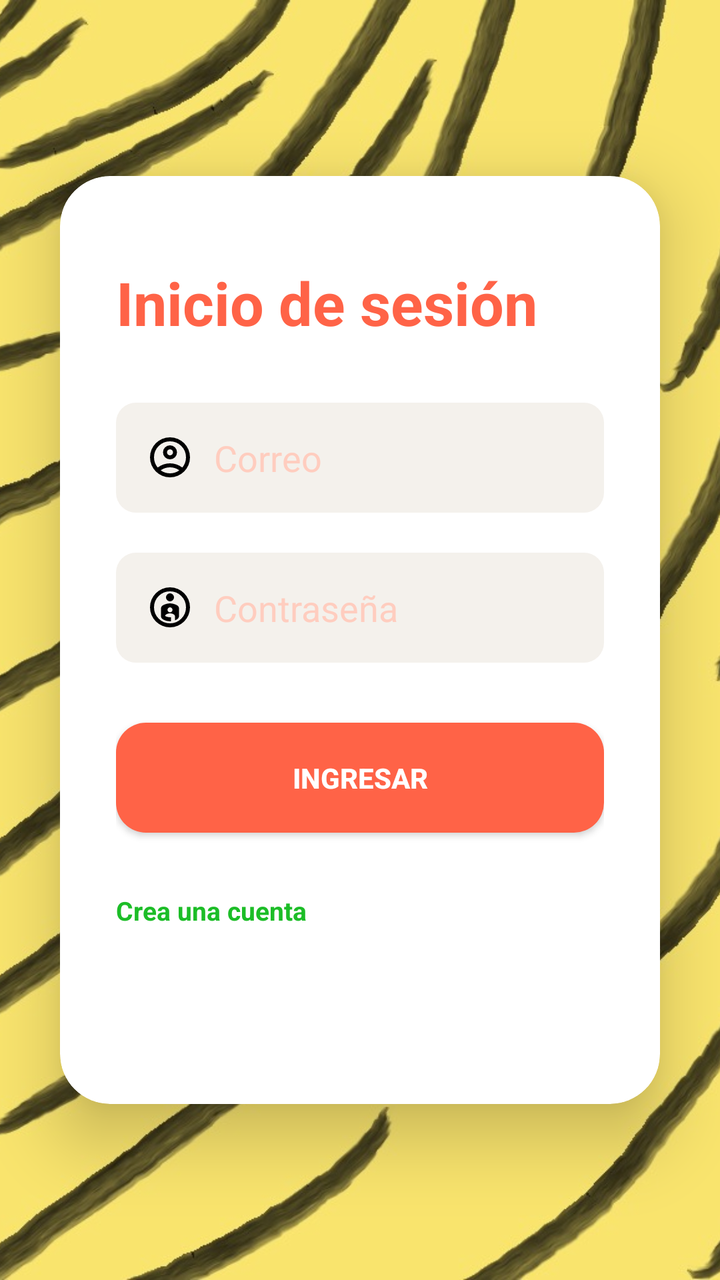
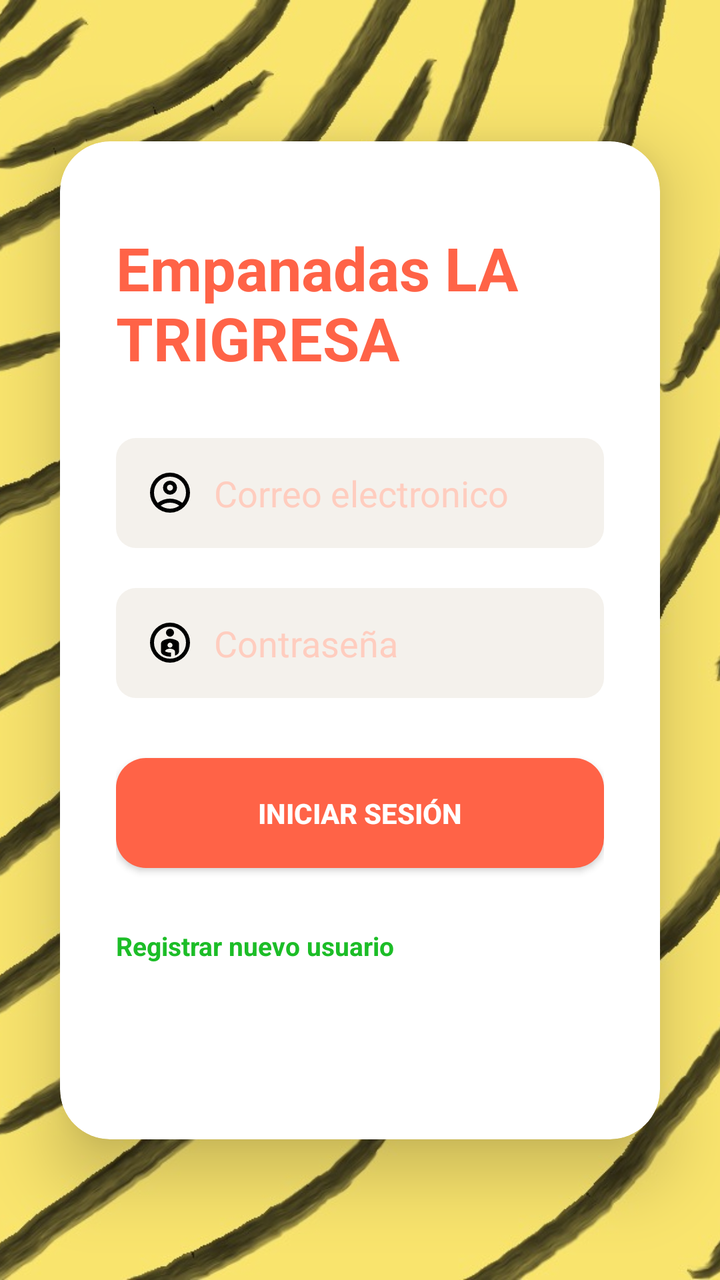

Compare the two renders of this Android layout. The source of the first and the diff that turns it into the second are given below.
<!-- AndroidManifest.xml: application theme Theme.Actividad7_BasesDeDatos -->
<!-- res/layout/activity_main.xml -->
<?xml version="1.0" encoding="utf-8"?>
<androidx.constraintlayout.widget.ConstraintLayout
    xmlns:android="http://schemas.android.com/apk/res/android"
    xmlns:app="http://schemas.android.com/apk/res-auto"
    xmlns:tools="http://schemas.android.com/tools"
    android:id="@+id/main"
    android:layout_width="match_parent"
    android:layout_height="match_parent"
    android:background="@color/white"
    tools:context=".MainActivity">

    
    <ImageView
        android:id="@+id/imgFondo"
        android:layout_width="0dp"
        android:layout_height="0dp"
        android:src="@drawable/fondo_login"
        android:scaleType="centerCrop"
        app:layout_constraintBottom_toBottomOf="parent"
        app:layout_constraintEnd_toEndOf="parent"
        app:layout_constraintStart_toStartOf="parent"
        app:layout_constraintTop_toTopOf="parent" />

    <androidx.cardview.widget.CardView
        android:id="@+id/cardLogin"
        android:layout_width="0dp"
        android:layout_height="wrap_content"
        android:layout_margin="30dp"
        android:background="@color/white"
        app:cardCornerRadius="25dp"
        app:cardElevation="20dp"
        app:layout_constraintBottom_toBottomOf="parent"
        app:layout_constraintEnd_toEndOf="parent"
        app:layout_constraintStart_toStartOf="parent"
        app:layout_constraintTop_toTopOf="parent">

        <LinearLayout
            android:id="@+id/layoutContenido"
            android:layout_width="match_parent"
            android:layout_height="wrap_content"
            android:layout_gravity="center"
            android:orientation="vertical"
            android:padding="28dp">

            
            <TextView
                android:id="@+id/tvTitulo"
                android:layout_width="wrap_content"
                android:layout_height="wrap_content"
                android:layout_marginTop="15dp"
                android:layout_marginBottom="30dp"
                android:text="Inicio de sesión"
                android:textColor="#FF6347"
                android:textSize="30sp"
                android:textStyle="bold" />

            <EditText
                android:id="@+id/etCorreo"
                android:layout_width="match_parent"
                android:layout_height="55dp"
                android:background="@drawable/bg_input"
                android:drawablePadding="10dp"
                android:drawableStart="@drawable/iconocorreo"
                android:hint="Correo"
                android:inputType="textEmailAddress"
                android:paddingStart="15dp"
                android:paddingEnd="15dp"
                android:textColor="#333333"
                android:textColorHint="#FFCDBF" />

            <EditText
                android:id="@+id/etPass"
                android:layout_width="match_parent"
                android:layout_height="55dp"
                android:layout_marginTop="20dp"
                android:background="@drawable/bg_input"
                android:drawablePadding="10dp"
                android:drawableStart="@drawable/iconopass"
                android:hint="Contraseña"
                android:inputType="textPassword"
                android:paddingStart="15dp"
                android:paddingEnd="15dp"
                android:textColor="#333333"
                android:textColorHint="#FFCDBF" />

            <androidx.appcompat.widget.AppCompatButton
                android:id="@+id/btnIngresar"
                android:layout_width="match_parent"
                android:layout_height="55dp"
                android:layout_marginTop="30dp"
                android:background="@drawable/bg_button"
                android:text="Ingresar"
                android:textColor="#FFFFFF"
                android:textStyle="bold" />

            
            <TextView
                android:id="@+id/tvCrearCuenta"
                android:layout_width="wrap_content"
                android:layout_height="wrap_content"
                android:layout_marginTop="30dp"
                android:layout_marginBottom="60dp"
                android:text="Crea una cuenta"
                android:textColor="#1CBD27"
                android:textSize="13sp"
                android:textStyle="bold" />

        </LinearLayout>
    </androidx.cardview.widget.CardView>

</androidx.constraintlayout.widget.ConstraintLayout>
<!-- resources referenced by this layout -->
<resources>
  <color name="white">#FFFFFFFF</color>
  <!-- drawable bg_button (drawable) -->
  <?xml version="1.0" encoding="utf-8"?>
  <shape xmlns:android="http://schemas.android.com/apk/res/android">
      <solid android:color="#FF6347"/>
      <corners android:radius="15dp"/>
  </shape>
  <!-- drawable bg_input (drawable) -->
  <?xml version="1.0" encoding="utf-8"?>
  <shape xmlns:android="http://schemas.android.com/apk/res/android">
      
      <solid android:color="#F4F1EC"/>
      <corners android:radius="10dp"/>
  
  </shape>
  <!-- drawable fondo_login: jpg bitmap (drawable, 116123 bytes) -->
  <!-- drawable iconocorreo (drawable) -->
  <vector xmlns:android="http://schemas.android.com/apk/res/android" android:height="24dp" android:tint="#000000" android:viewportHeight="960" android:viewportWidth="960" android:width="24dp">
        
      <path android:fillColor="@android:color/white" android:pathData="M234,684Q285,645 348,622.5Q411,600 480,600Q549,600 612,622.5Q675,645 726,684Q761,643 780.5,591Q800,539 800,480Q800,347 706.5,253.5Q613,160 480,160Q347,160 253.5,253.5Q160,347 160,480Q160,539 179.5,591Q199,643 234,684ZM380.5,479.5Q340,439 340,380Q340,321 380.5,280.5Q421,240 480,240Q539,240 579.5,280.5Q620,321 620,380Q620,439 579.5,479.5Q539,520 480,520Q421,520 380.5,479.5ZM480,880Q397,880 324,848.5Q251,817 197,763Q143,709 111.5,636Q80,563 80,480Q80,397 111.5,324Q143,251 197,197Q251,143 324,111.5Q397,80 480,80Q563,80 636,111.5Q709,143 763,197Q817,251 848.5,324Q880,397 880,480Q880,563 848.5,636Q817,709 763,763Q709,817 636,848.5Q563,880 480,880ZM580,784.5Q627,769 666,740Q627,711 580,695.5Q533,680 480,680Q427,680 380,695.5Q333,711 294,740Q333,769 380,784.5Q427,800 480,800Q533,800 580,784.5ZM523,423Q540,406 540,380Q540,354 523,337Q506,320 480,320Q454,320 437,337Q420,354 420,380Q420,406 437,423Q454,440 480,440Q506,440 523,423ZM480,380Q480,380 480,380Q480,380 480,380Q480,380 480,380Q480,380 480,380Q480,380 480,380Q480,380 480,380Q480,380 480,380Q480,380 480,380ZM480,740Q480,740 480,740Q480,740 480,740Q480,740 480,740Q480,740 480,740Q480,740 480,740Q480,740 480,740Q480,740 480,740Q480,740 480,740Z"/>
      
  </vector>
  <!-- drawable iconopass (drawable) -->
  <vector xmlns:android="http://schemas.android.com/apk/res/android" android:height="24dp" android:tint="#000000" android:viewportHeight="960" android:viewportWidth="960" android:width="24dp">
        
      <path android:fillColor="@android:color/white" android:pathData="M635.5,111.5Q708,143 762.5,197.5Q817,252 848.5,324.5Q880,397 880,479.5Q880,562 848.5,635Q817,708 762.5,762.5Q708,817 635.5,848.5Q563,880 480.5,880Q398,880 325,848.5Q252,817 197.5,762.5Q143,708 111.5,635Q80,562 80,479.5Q80,397 111.5,324.5Q143,252 197.5,197.5Q252,143 325,111.5Q398,80 480.5,80Q563,80 635.5,111.5ZM706.5,706.5Q800,613 800,480Q800,347 706.5,253.5Q613,160 480,160Q347,160 253.5,253.5Q160,347 160,480Q160,613 253.5,706.5Q347,800 480,800Q613,800 706.5,706.5ZM400,280Q400,313 423.5,336.5Q447,360 480,360Q513,360 536.5,336.5Q560,313 560,280Q560,247 536.5,223.5Q513,200 480,200Q447,200 423.5,223.5Q400,247 400,280ZM363.5,426Q300,452 300,500L300,660Q300,704 363,734Q426,764 500,758L500,678Q465,680 434,673Q403,666 380,652Q385,629 415,614.5Q445,600 480,600Q515,600 547.5,616Q580,632 580,658L580,740Q624,724 642,701.5Q660,679 660,660L660,500Q660,452 596.5,426Q533,400 480,400Q427,400 363.5,426ZM444.5,565.5Q430,551 430,530Q430,509 444.5,494.5Q459,480 480,480Q501,480 515.5,494.5Q530,509 530,530Q530,551 515.5,565.5Q501,580 480,580Q459,580 444.5,565.5ZM480,480Q480,480 480,480Q480,480 480,480Q480,480 480,480Q480,480 480,480Q480,480 480,480Q480,480 480,480Q480,480 480,480Q480,480 480,480Z"/>
      
  </vector>
  <style name="Theme.Actividad7_BasesDeDatos" parent="Base.Theme.Actividad7_BasesDeDatos" />
  <style name="Base.Theme.Actividad7_BasesDeDatos" parent="Theme.Material3.DayNight.NoActionBar">
          
          
      </style>
</resources>

<!-- the commit's change to res/layout/activity_main.xml (unified diff, before → after) -->
@@ -49,7 +49,7 @@
                 android:layout_height="wrap_content"
                 android:layout_marginTop="15dp"
                 android:layout_marginBottom="30dp"
-                android:text="Inicio de sesión"
+                android:text="Empanadas LA TRIGRESA"
                 android:textColor="#FF6347"
                 android:textSize="30sp"
                 android:textStyle="bold" />
@@ -61,7 +61,7 @@
                 android:background="@drawable/bg_input"
                 android:drawablePadding="10dp"
                 android:drawableStart="@drawable/iconocorreo"
-                android:hint="Correo"
+                android:hint="Correo electronico"
                 android:inputType="textEmailAddress"
                 android:paddingStart="15dp"
                 android:paddingEnd="15dp"
@@ -89,7 +89,7 @@
                 android:layout_height="55dp"
                 android:layout_marginTop="30dp"
                 android:background="@drawable/bg_button"
-                android:text="Ingresar"
+                android:text="Iniciar Sesión"
                 android:textColor="#FFFFFF"
                 android:textStyle="bold" />
 
@@ -100,7 +100,7 @@
                 android:layout_height="wrap_content"
                 android:layout_marginTop="30dp"
                 android:layout_marginBottom="60dp"
-                android:text="Crea una cuenta"
+                android:text="Registrar nuevo usuario"
                 android:textColor="#1CBD27"
                 android:textSize="13sp"
                 android:textStyle="bold" />
